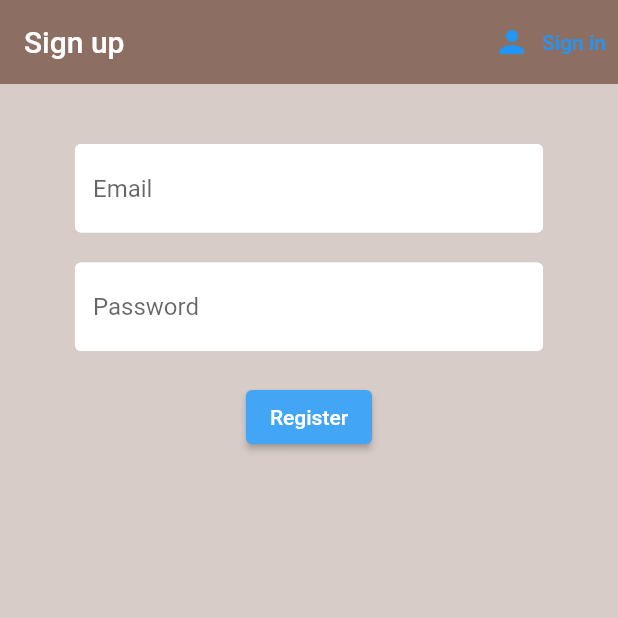
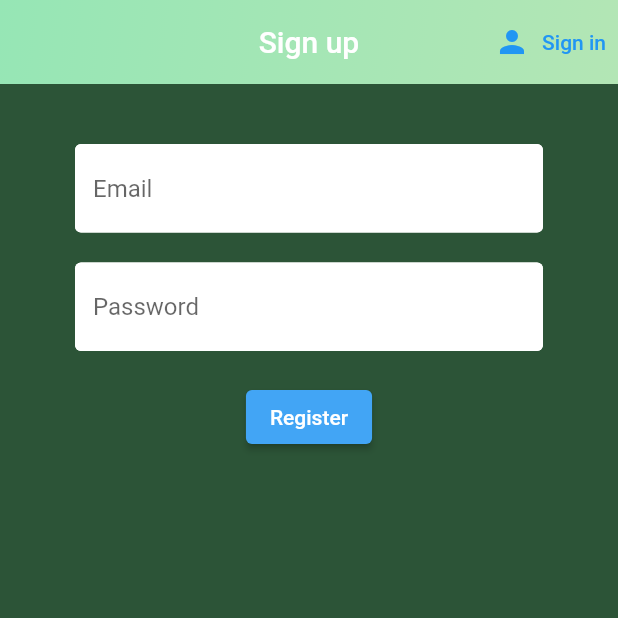
Before and after one commit to melon64/Session, a Flutter app: the screen it shows after launch, after a tap on "Sign In", after a tap on "Register", on a phone screen of 412 x 824 dp, the top half of it. Run offline on Flutter 3.47's test engine with Material 2 defaults, Android fonts, the phone set to English and light mode, and no system bars; our stand-ins replace cloud_firestore, firebase_auth, firebase_core, firebase_database; missing offline and left inert: cloud_firestore_web, firebase_auth_web, firebase_core_web, firebase_database_web; accounts and stored records are empty.

Commit message:
Add files via upload
fixed a few bugs

```diff
--- a/lib/screens/authenticate/register.dart
+++ b/lib/screens/authenticate/register.dart
@@ -23,11 +23,24 @@ class _RegisterState extends State<Register> {
   @override
   Widget build(BuildContext context) {
     return Scaffold(
-      backgroundColor: Colors.brown[100],
+      backgroundColor: Color.fromRGBO(44, 84, 55, 1),
       appBar: AppBar(
-        backgroundColor: Colors.brown[400],
+        flexibleSpace: Container(
+          decoration: BoxDecoration(
+            gradient: LinearGradient(
+              colors: [
+                Color.fromRGBO(179, 230, 181, 1),
+                Color.fromRGBO(150, 230, 181, 1)
+              ],
+              begin: Alignment.bottomRight,
+              end: Alignment.topLeft,
+            ),
+          ),
+        ),
+        // backgroundColor: Colors.brown[400],
         elevation: 0.0,
         title: Text('Sign up'),
+        centerTitle: true,
         actions: <Widget>[
           TextButton.icon(
             icon: Icon(Icons.person),
@@ -81,7 +94,8 @@ class _RegisterState extends State<Register> {
                     }
                   }),
               SizedBox(height: 12.0),
-              Text(error, style: TextStyle(color: Colors.red, fontSize: 14.0)),
+              Text(error,
+                  style: TextStyle(color: Colors.green, fontSize: 14.0)),
             ],
           ),
         ),
--- a/lib/screens/authenticate/sign_in.dart
+++ b/lib/screens/authenticate/sign_in.dart
@@ -28,7 +28,10 @@ class _SignInState extends State<SignIn> {
         flexibleSpace: Container(
           decoration: BoxDecoration(
             gradient: LinearGradient(
-                  colors: [Color.fromRGBO(179, 230, 181, 1), Color.fromRGBO(150, 230, 181, 1)],
+              colors: [
+                Color.fromRGBO(179, 230, 181, 1),
+                Color.fromRGBO(150, 230, 181, 1)
+              ],
               begin: Alignment.bottomRight,
               end: Alignment.topLeft,
             ),
@@ -54,6 +57,14 @@ class _SignInState extends State<SignIn> {
           key: _formKey,
           child: Column(
             children: [
+              Text(
+                'Session',
+                style: TextStyle(
+                  fontSize: 48,
+                  color: Colors.green,
+                  fontFamily: 'Roboto'
+                ),
+              ),
               SizedBox(height: 20.0),
               TextFormField(
                   decoration: textInputDecoration.copyWith(hintText: 'Email'),
@@ -90,7 +101,8 @@ class _SignInState extends State<SignIn> {
                     }
                   }),
               SizedBox(height: 12.0),
-              Text(error, style: TextStyle(color: Colors.green, fontSize: 14.0)),
+              Text(error,
+                  style: TextStyle(color: Colors.green, fontSize: 14.0)),
             ],
           ),
         ),
--- a/lib/screens/wrapper.dart
+++ b/lib/screens/wrapper.dart
@@ -4,6 +4,7 @@ import 'package:study/model/userFB.dart';
 import 'package:study/screens/authenticate/authenticate.dart';
 import 'package:study/screens/home.dart';
 import 'package:provider/provider.dart';
+import 'package:study/screens/profile.dart';
 import 'package:study/utils/user_preferences.dart';
 
 class Wrapper extends StatelessWidget {
```
Also changed, not shown: lib/screens/home.dart (+53 -36 lines), lib/screens/profile.dart (+31 -37 lines). Lines whose indentation alone changed are shown as unchanged.
